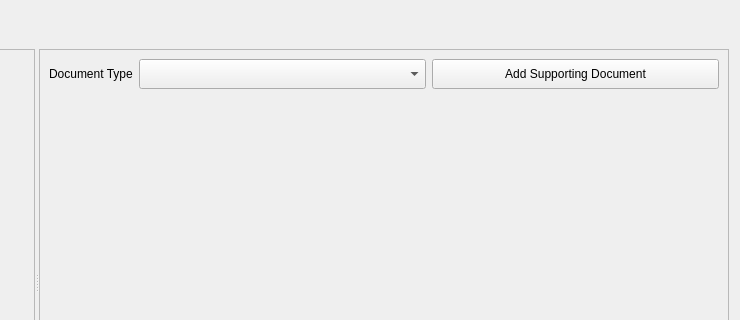
First picture: the form in ui/social_tenure/ui_str_editor.ui, repository gltn/stdm, before the edit; both pictures show x 197 to 937 and y 0 to 320 of the 937 by 554 pixel window.
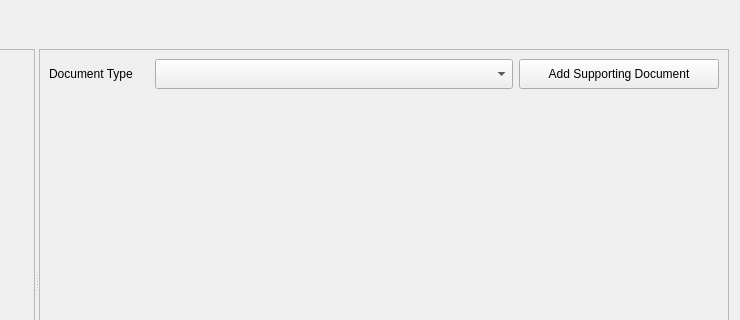
Second picture: the form after the edit. The open tabs and pages were chosen to show the change. Icons and pictures are not drawn. Custom widgets are drawn as their Qt base class.

Patch:
```diff
--- a/ui/social_tenure/ui_str_editor.ui
+++ b/ui/social_tenure/ui_str_editor.ui
@@ -16,12 +16,6 @@
     <verstretch>0</verstretch>
    </sizepolicy>
   </property>
-  <property name="minimumSize">
-   <size>
-    <width>600</width>
-    <height>400</height>
-   </size>
-  </property>
   <property name="windowTitle">
    <string>New Social Tenure Relationship</string>
   </property>
@@ -347,25 +341,12 @@
         </item>
        </layout>
       </widget>
-      <widget class="QWidget" name="componentPage41">
-       <layout class="QVBoxLayout" name="verticalLayout_11">
-        <item>
-         <layout class="QVBoxLayout" name="cont_box"/>
-        </item>
-       </layout>
-      </widget>
       <widget class="QWidget" name="componentPage5">
        <layout class="QVBoxLayout" name="verticalLayout_7">
         <item>
          <layout class="QGridLayout" name="gridLayout_6">
           <item row="0" column="1">
            <widget class="QComboBox" name="doc_type_cbo">
-            <property name="sizePolicy">
-             <sizepolicy hsizetype="Expanding" vsizetype="Fixed">
-              <horstretch>0</horstretch>
-              <verstretch>0</verstretch>
-             </sizepolicy>
-            </property>
             <property name="minimumSize">
              <size>
               <width>0</width>
@@ -382,12 +363,6 @@
           </item>
           <item row="0" column="2">
            <widget class="QPushButton" name="add_documents_btn">
-            <property name="sizePolicy">
-             <sizepolicy hsizetype="Expanding" vsizetype="Fixed">
-              <horstretch>0</horstretch>
-              <verstretch>0</verstretch>
-             </sizepolicy>
-            </property>
             <property name="minimumSize">
              <size>
               <width>0</width>
@@ -396,7 +371,7 @@
             </property>
             <property name="maximumSize">
              <size>
-              <width>16777215</width>
+              <width>200</width>
               <height>32</height>
              </size>
             </property>
```
